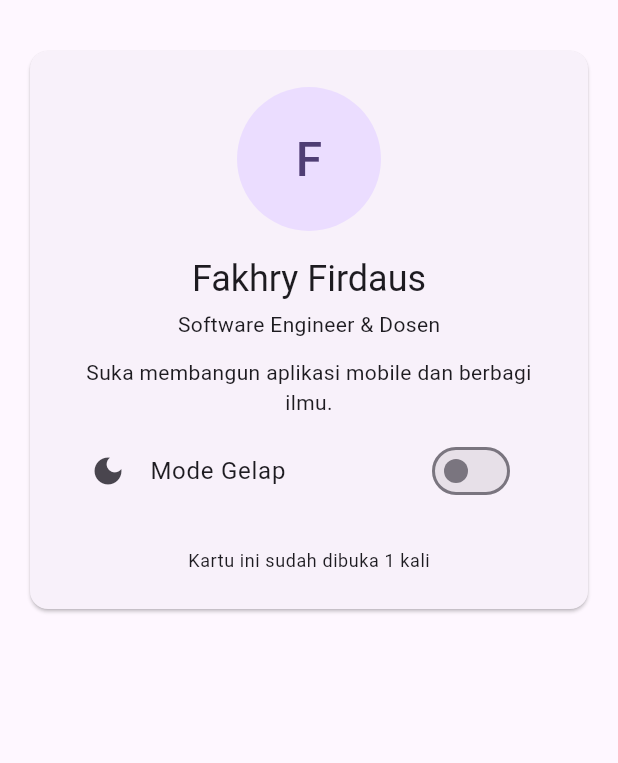
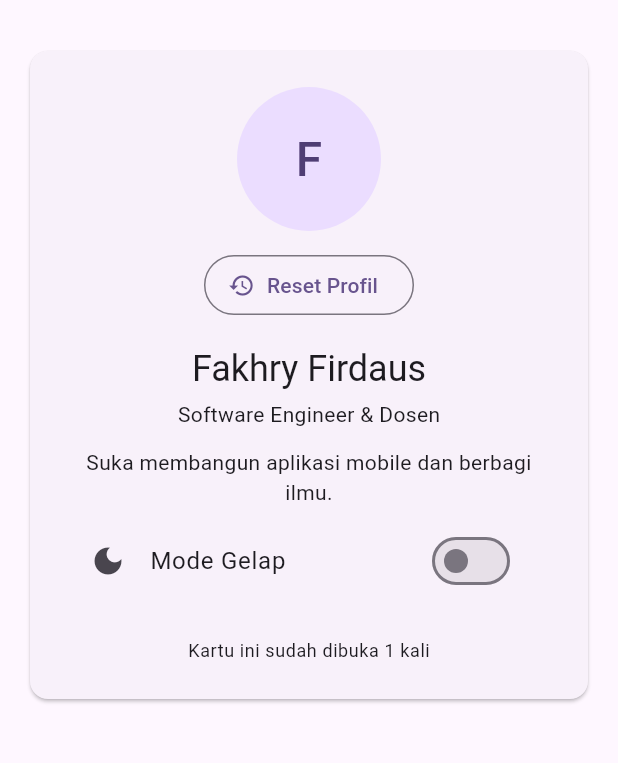
Before and after one commit to achmadbintang0101-maker/tugas-local-storage-sqlite, a Flutter app: the screen it shows after launch, on a phone screen of 412 x 824 dp, the part 63-826 px from its top. Run offline on Flutter 3.47's test engine with Material 3 defaults, Android fonts, the phone set to English and light mode, and no system bars; our stand-ins replace shared_preferences; accounts and stored records are empty.

Commit message:
Checkpoint 5: tombol Reset mengembalikan profil ke Fakhry Firdaus bawaan.

```diff
--- a/lib/main.dart
+++ b/lib/main.dart
@@ -5,6 +5,7 @@ import 'services/pref_service.dart';
 void main() async {
   WidgetsFlutterBinding.ensureInitialized();
   final prefs = await PrefService.init();
+  debugPrint('Isi prefs: ${prefs.debugKeys}');
   await prefs.increaseOpenCount();
 
   runApp(MyApp(prefs: prefs));
--- a/lib/models/profile_data.dart
+++ b/lib/models/profile_data.dart
@@ -17,24 +17,20 @@ class ProfileData {
     bio: 'Suka membangun aplikasi mobile dan berbagi ilmu.',
   );
 
-  // Konversi dari Object ke Map
   Map<String, dynamic> toMap() => {
         'name': name,
         'title': title,
         'bio': bio,
       };
 
-  // Konversi dari Map ke Object
   factory ProfileData.fromMap(Map<String, dynamic> map) => ProfileData(
         name: map['name'] as String? ?? defaults.name,
         title: map['title'] as String? ?? defaults.title,
         bio: map['bio'] as String? ?? defaults.bio,
       );
 
-  // Konversi ke string JSON
   String toJson() => jsonEncode(toMap());
 
-  // Konversi dari string JSON kembali ke Object
   factory ProfileData.fromJson(String source) =>
       ProfileData.fromMap(jsonDecode(source) as Map<String, dynamic>);
 }
--- a/lib/pages/profile_page.dart
+++ b/lib/pages/profile_page.dart
@@ -43,6 +43,16 @@ class _ProfilePageState extends State<ProfilePage> {
     }
   }
 
+  // Fungsi untuk reset profil ke default bawaan
+  Future<void> _reset() async {
+    await widget.prefs.clearProfile();
+    if (!mounted) return;
+    setState(() => _profile = widget.prefs.profile);
+    ScaffoldMessenger.of(context).showSnackBar(
+      const SnackBar(content: Text('Profil dikembalikan ke bawaan')),
+    );
+  }
+
   @override
   Widget build(BuildContext context) {
     final colors = Theme.of(context).colorScheme;
@@ -72,6 +82,13 @@ class _ProfilePageState extends State<ProfilePage> {
                       _profile.name.isNotEmpty ? _profile.name[0] : '?',
                       style: const TextStyle(fontSize: 32),
                     ),
+                  ),
+                  const SizedBox(height: 12),
+                  // Tombol Reset Profil
+                  OutlinedButton.icon(
+                    onPressed: _reset,
+                    icon: const Icon(Icons.restore),
+                    label: const Text('Reset Profil'),
                   ),
                   const SizedBox(height: 16),
                   Text(
--- a/lib/services/pref_service.dart
+++ b/lib/services/pref_service.dart
@@ -5,6 +5,9 @@ class PrefService {
   final SharedPreferences _prefs;
 
   PrefService._(this._prefs);
+
+  // Getter untuk debugging daftar key yang tersimpan
+  Set<String> get debugKeys => _prefs.getKeys();
 
   static const _kOpenCount = 'open_count';
   static const _kDarkMode = 'is_dark_mode';
```
